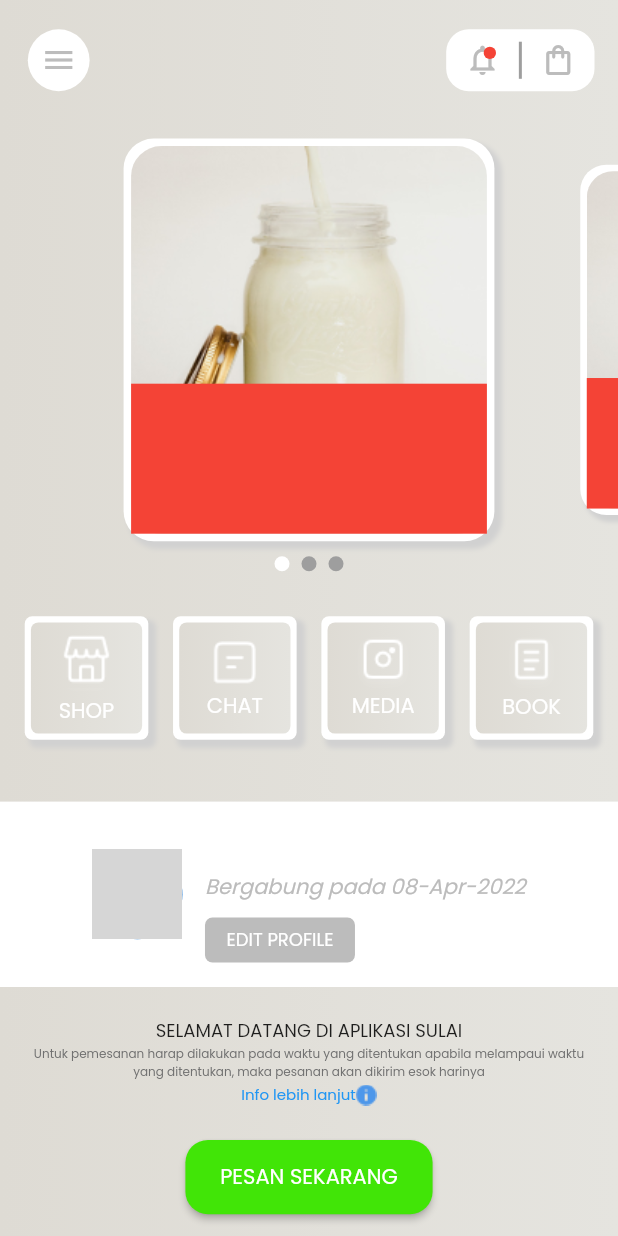
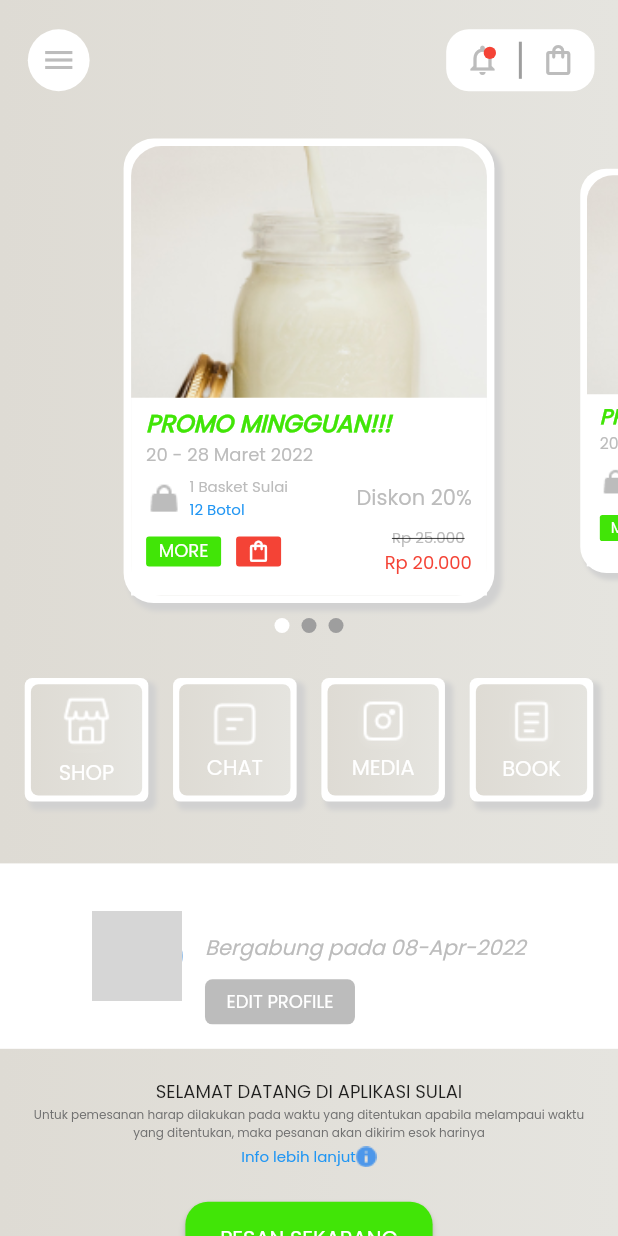
Before and after one commit to Yoga3911/sulai, a Flutter app: the HomePage screen opened by its route, on a phone screen of 412 x 824 dp. Run offline on Flutter 3.47's test engine with Material 2 defaults, Android fonts, the phone set to English and light mode, and no system bars; drawn by our look-alikes of carousel_slider, smooth_page_indicator; our stand-ins replace auto_size_text, cloud_firestore, date_format, firebase_auth, firebase_core, flutter_spinkit and 2 more; missing offline and left inert: flutter_facebook_auth; accounts and stored records are empty; network calls fail; grey boxes are pictures that could not be loaded.

Commit message:
update home page

```diff
--- a/lib/app/views/home/home.dart
+++ b/lib/app/views/home/home.dart
@@ -53,7 +53,7 @@ class _HomePageState extends State<HomePage> {
                             _index = index;
                           });
                         },
-                        height: size.height * 0.35,
+                        height: size.height * 0.4,
                         enableInfiniteScroll: false,
                         enlargeCenterPage: true,
                         viewportFraction: 0.7,
--- a/lib/app/views/home/widgets/carousel.dart
+++ b/lib/app/views/home/widgets/carousel.dart
@@ -1,4 +1,6 @@
 import 'package:flutter/material.dart';
+
+import '../../../constant/color.dart';
 
 class CustomCarousel extends StatelessWidget {
   const CustomCarousel({Key? key}) : super(key: key);
@@ -36,12 +38,120 @@ class CustomCarousel extends StatelessWidget {
           alignment: Alignment.bottomCenter,
           clipBehavior: Clip.none,
           children: [
-          Container(
-            height: 100,
-            width: 400,
-            color: Colors.red,
-          )
-        ]),
+            Container(
+              padding: const EdgeInsets.only(left: 10, right: 10),
+              height: size.height * 0.16,
+              width: size.width,
+              color: Colors.white,
+              child: Column(
+                crossAxisAlignment: CrossAxisAlignment.start,
+                children: [
+                  const SizedBox(height: 5),
+                  const Text(
+                    "PROMO MINGGUAN!!!",
+                    style: TextStyle(
+                      color: Color(0xFF41E507),
+                      fontSize: 16,
+                      fontStyle: FontStyle.italic,
+                      fontWeight: FontWeight.bold,
+                    ),
+                  ),
+                  const Text(
+                    "20 - 28 Maret 2022",
+                    style: TextStyle(color: MyColor.grey, fontSize: 12),
+                  ),
+                  const SizedBox(height: 5),
+                  Row(
+                    mainAxisAlignment: MainAxisAlignment.spaceBetween,
+                    children: [
+                      Row(
+                        children: [
+                          Image.asset("assets/icons/bag.png",
+                              fit: BoxFit.cover),
+                          const SizedBox(width: 5),
+                          Column(
+                            crossAxisAlignment: CrossAxisAlignment.start,
+                            children: const [
+                              Text(
+                                "1 Basket Sulai",
+                                style: TextStyle(
+                                  color: MyColor.grey,
+                                  fontSize: 10,
+                                ),
+                              ),
+                              Text(
+                                "12 Botol",
+                                style: TextStyle(
+                                  color: Colors.blue,
+                                  fontSize: 10,
+                                ),
+                              ),
+                            ],
+                          ),
+                        ],
+                      ),
+                      const Text(
+                        "Diskon 20%",
+                        style: TextStyle(
+                          color: MyColor.grey,
+                          fontSize: 14,
+                        ),
+                      )
+                    ],
+                  ),
+                  const SizedBox(height: 4),
+                  Row(
+                    mainAxisAlignment: MainAxisAlignment.spaceBetween,
+                    children: [
+                      Row(
+                        children: [
+                          Container(
+                            height: 20,
+                            width: 50,
+                            decoration: BoxDecoration(
+                              color: const Color(0xFF41E507),
+                              borderRadius: BorderRadius.circular(2),
+                            ),
+                            child: const Center(
+                                child: Text(
+                              "MORE",
+                              style:
+                                  TextStyle(color: Colors.white, fontSize: 12),
+                            )),
+                          ),
+                          const SizedBox(width: 10),
+                          Container(
+                            height: 20,
+                            width: 30,
+                            decoration: BoxDecoration(
+                              color: Colors.red,
+                              borderRadius: BorderRadius.circular(2),
+                            ),
+                            child: const Icon(
+                              Icons.shopping_bag_outlined,
+                              size: 17,
+                              color: Colors.white,
+                            ),
+                          ),
+                        ],
+                      ),
+                      Column(
+                        children: const [
+                          Text(
+                            "Rp 25.000",
+                            style: TextStyle(fontSize: 10, color: MyColor.grey, decoration: TextDecoration.lineThrough, decorationColor: Colors.black),
+                            // te
+                          ),
+                          Text("Rp 20.000", style: TextStyle(fontSize: 12, color: Colors.red),)
+                        ],
+                      )
+                    ],
+                  )
+                ],
+              ),
+            )
+          ],
+        ),
       ),
     );
   }
```
Also changed, not shown: assets/icons/bag.png (added).
